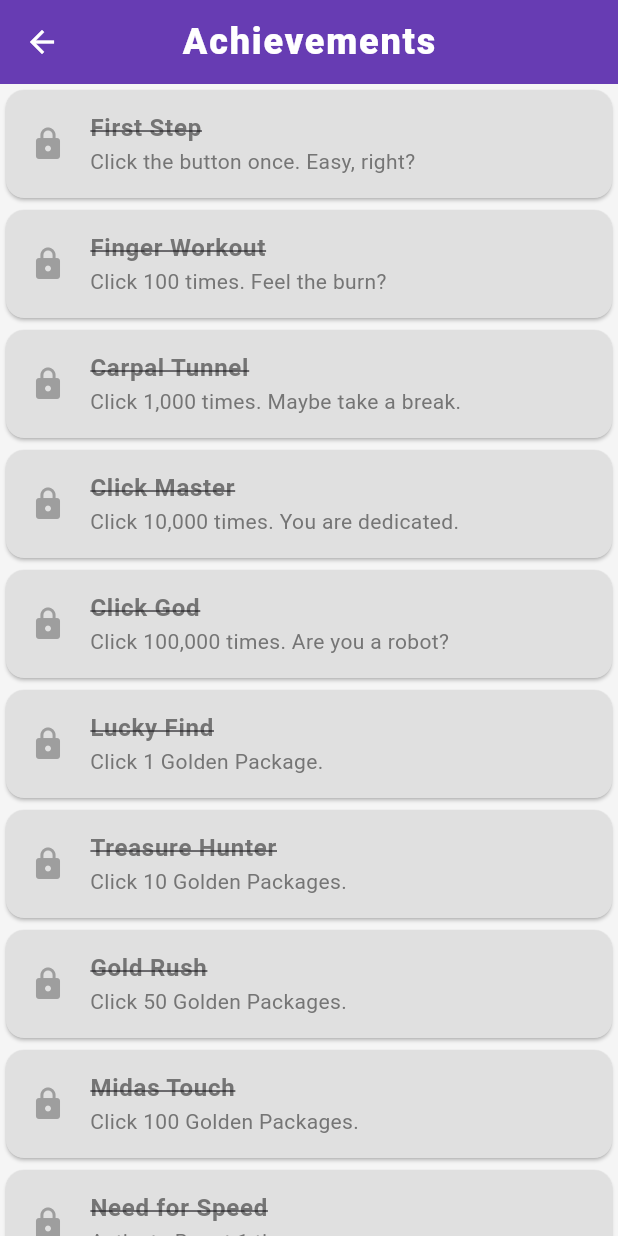
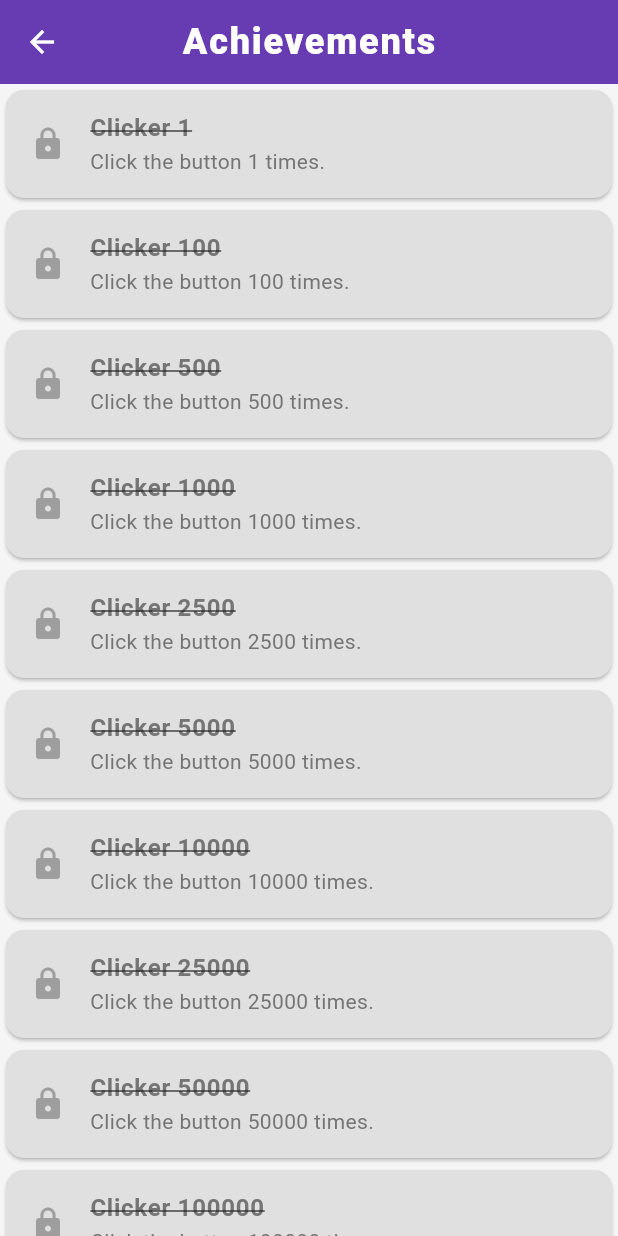
Before and after one commit to coins5/supercrazydeliveryinc, a Flutter app: the screen it shows after launch, item 2 of the bottom bar chosen, scrolled down 576 dp, after a tap on the "rocket launch" icon, after a tap on the "emoji events" icon, on a phone screen of 412 x 824 dp. Run offline on Flutter 3.47's test engine with Material 3 defaults, Android fonts, the phone set to English and light mode, and no system bars; our stand-ins replace shared_preferences.

Commit message:
Achievements

```diff
--- a/lib/data/default_achievements.dart
+++ b/lib/data/default_achievements.dart
@@ -1,303 +1,263 @@
 import '../models/achievement.dart';
 
 List<Achievement> getDefaultAchievements() {
-  return [
-    // Clicks
+  List<Achievement> achievements = [];
+
+  // 1. Clicks (10)
+  final clickMilestones = [
+    1,
+    100,
+    500,
+    1000,
+    2500,
+    5000,
+    10000,
+    25000,
+    50000,
+    100000,
+  ];
+  for (var threshold in clickMilestones) {
+    achievements.add(
+      Achievement(
+        id: 'clicks_$threshold',
+        name: 'Clicker $threshold',
+        description: 'Click the button $threshold times.',
+        type: AchievementType.clicks,
+        threshold: threshold.toDouble(),
+      ),
+    );
+  }
+
+  // 2. Golden Packages (5)
+  final gpMilestones = [1, 10, 25, 50, 100];
+  for (var threshold in gpMilestones) {
+    achievements.add(
+      Achievement(
+        id: 'golden_package_$threshold',
+        name: 'Treasure Hunter $threshold',
+        description: 'Click $threshold Golden Packages.',
+        type: AchievementType.goldenPackages,
+        threshold: threshold.toDouble(),
+      ),
+    );
+  }
+
+  // 3. Boosts (4)
+  final boostMilestones = [1, 10, 25, 50];
+  for (var threshold in boostMilestones) {
+    achievements.add(
+      Achievement(
+        id: 'boost_$threshold',
+        name: 'Speed Demon $threshold',
+        description: 'Activate Boost $threshold times.',
+        type: AchievementType.boosts,
+        threshold: threshold.toDouble(),
+      ),
+    );
+  }
+
+  // 4. Managers (5)
+  final managerMilestones = [1, 10, 25, 50, 100];
+  for (var threshold in managerMilestones) {
+    achievements.add(
+      Achievement(
+        id: 'manager_hired_$threshold',
+        name: 'HR Department $threshold',
+        description: 'Hire $threshold Managers.',
+        type: AchievementType.managersHired,
+        threshold: threshold.toDouble(),
+      ),
+    );
+  }
+
+  // 5. Upgrades (6)
+  final upgradeMilestones = [10, 50, 100, 250, 500, 1000];
+  for (var threshold in upgradeMilestones) {
+    achievements.add(
+      Achievement(
+        id: 'upgrades_$threshold',
+        name: 'Tech Enthusiast $threshold',
+        description: 'Buy $threshold Upgrades.',
+        type: AchievementType.upgrades,
+        threshold: threshold.toDouble(),
+      ),
+    );
+  }
+
+  // 6. Playtime (3)
+  achievements.add(
     Achievement(
-      id: 'first_click',
-      name: 'First Step',
-      description: 'Click the button once. Easy, right?',
-      type: AchievementType.clicks,
+      id: 'playtime_1h',
+      name: 'Getting Started',
+      description: 'Play for 1 hour.',
+      type: AchievementType.playTime,
+      threshold: 3600,
+    ),
+  );
+  achievements.add(
+    Achievement(
+      id: 'playtime_24h',
+      name: 'Dedicated',
+      description: 'Play for 24 hours.',
+      type: AchievementType.playTime,
+      threshold: 86400,
+    ),
+  );
+  achievements.add(
+    Achievement(
+      id: 'playtime_100h',
+      name: 'Addicted',
+      description: 'Play for 100 hours.',
+      type: AchievementType.playTime,
+      threshold: 360000,
+    ),
+  );
+
+  // 7. Evolutions (6)
+  final evolutionMilestones = [1, 5, 10, 25, 50, 100];
+  for (var threshold in evolutionMilestones) {
+    achievements.add(
+      Achievement(
+        id: 'evolution_$threshold',
+        name: 'Evolution Master $threshold',
+        description: 'Evolve units $threshold times.',
+        type: AchievementType.evolutions,
+        threshold: threshold.toDouble(),
+      ),
+    );
+  }
+
+  // 8. Completionist (3)
+  achievements.add(
+    Achievement(
+      id: 'all_units',
+      name: 'Gotta Catch \'Em All',
+      description: 'Unlock ALL Delivery Units.',
+      type: AchievementType.allUnitsUnlocked,
       threshold: 1,
     ),
+  );
+  achievements.add(
     Achievement(
-      id: 'finger_workout',
-      name: 'Finger Workout',
-      description: 'Click 100 times. Feel the burn?',
-      type: AchievementType.clicks,
-      threshold: 100,
-    ),
-    Achievement(
-      id: 'carpal_tunnel',
-      name: 'Carpal Tunnel',
-      description: 'Click 1,000 times. Maybe take a break.',
-      type: AchievementType.clicks,
-      threshold: 1000,
-    ),
-    Achievement(
-      id: 'click_master',
-      name: 'Click Master',
-      description: 'Click 10,000 times. You are dedicated.',
-      type: AchievementType.clicks,
-      threshold: 10000,
-    ),
-    Achievement(
-      id: 'click_god',
-      name: 'Click God',
-      description: 'Click 100,000 times. Are you a robot?',
-      type: AchievementType.clicks,
-      threshold: 100000,
-    ),
-
-    // Golden Packages
-    Achievement(
-      id: 'lucky_find',
-      name: 'Lucky Find',
-      description: 'Click 1 Golden Package.',
-      type: AchievementType.goldenPackages,
-      threshold: 1,
-    ),
-    Achievement(
-      id: 'treasure_hunter',
-      name: 'Treasure Hunter',
-      description: 'Click 10 Golden Packages.',
-      type: AchievementType.goldenPackages,
-      threshold: 10,
-    ),
-    Achievement(
-      id: 'gold_rush',
-      name: 'Gold Rush',
-      description: 'Click 50 Golden Packages.',
-      type: AchievementType.goldenPackages,
-      threshold: 50,
-    ),
-    Achievement(
-      id: 'midas_touch',
-      name: 'Midas Touch',
-      description: 'Click 100 Golden Packages.',
-      type: AchievementType.goldenPackages,
-      threshold: 100,
-    ),
-
-    // Boosts
-    Achievement(
-      id: 'need_for_speed',
-      name: 'Need for Speed',
-      description: 'Activate Boost 1 time.',
-      type: AchievementType.boosts,
-      threshold: 1,
-    ),
-    Achievement(
-      id: 'turbo_charged',
-      name: 'Turbo Charged',
-      description: 'Activate Boost 10 times.',
-      type: AchievementType.boosts,
-      threshold: 10,
-    ),
-    Achievement(
-      id: 'warp_speed',
-      name: 'Warp Speed',
-      description: 'Activate Boost 50 times.',
-      type: AchievementType.boosts,
-      threshold: 50,
-    ),
-
-    // Managers
-    Achievement(
-      id: 'hiring_manager',
-      name: 'Hiring Manager',
-      description: 'Hire 1 Manager.',
-      type: AchievementType.managersHired,
-      threshold: 1,
-    ),
-    Achievement(
-      id: 'middle_management',
-      name: 'Middle Management',
-      description: 'Hire 10 Managers.',
-      type: AchievementType.managersHired,
-      threshold: 10,
-    ),
-    Achievement(
-      id: 'executive_board',
-      name: 'Executive Board',
-      description: 'Hire 50 Managers.',
-      type: AchievementType.managersHired,
-      threshold: 50,
-    ),
-    Achievement(
-      id: 'corporate_overlord',
+      id: 'all_managers',
       name: 'Corporate Overlord',
       description: 'Hire ALL Managers.',
       type: AchievementType.allManagersHired,
-      threshold: 1, // Boolean check
+      threshold: 1,
     ),
+  );
+  achievements.add(
+    Achievement(
+      id: 'all_upgrades',
+      name: 'Maxed Out',
+      description: 'Buy ALL Upgrades.',
+      type: AchievementType.allUpgradesPurchased,
+      threshold: 1,
+    ),
+  );
 
-    // Units (Specific Milestones)
+  // 9. Money (21)
+  // Powers of 10 from 1e3 to 1e60 (every 3 orders of magnitude) + 1e100
+  for (int i = 3; i <= 60; i += 3) {
+    double val = double.parse('1e$i');
+    achievements.add(
+      Achievement(
+        id: 'money_1e$i',
+        name: 'Wealth 1e$i',
+        description: 'Earn \$1e$i.',
+        type: AchievementType.money,
+        threshold: val,
+      ),
+    );
+  }
+  achievements.add(
     Achievement(
-      id: 'grandma_army',
-      name: 'Grandma\'s Army',
-      description: 'Own 10 Grandmas on Skates.',
-      type: AchievementType.unitCount,
-      threshold: 10,
-      targetUnitId: 'grandma',
-    ),
-    Achievement(
-      id: 'pigeon_lord',
-      name: 'Pigeon Lord',
-      description: 'Own 50 Pigeon Flocks.',
-      type: AchievementType.unitCount,
-      threshold: 50,
-      targetUnitId: 'pigeon_flock',
-    ),
-    Achievement(
-      id: 'pizza_party',
-      name: 'Pizza Party',
-      description: 'Own 25 Rocket Pizzas.',
-      type: AchievementType.unitCount,
-      threshold: 25,
-      targetUnitId: 'rocket_pizza',
-    ),
-    Achievement(
-      id: 'teleport_tech',
-      name: 'Portal Master',
-      description: 'Own 10 Teleporter Stations.',
-      type: AchievementType.unitCount,
-      threshold: 10,
-      targetUnitId: 'teleporter_station',
-    ),
-    Achievement(
-      id: 'dragon_rider',
-      name: 'Dragon Rider',
-      description: 'Own 1 Dragon Express.',
-      type: AchievementType.unitCount,
-      threshold: 1,
-      targetUnitId: 'dragon_express',
-    ),
-    Achievement(
-      id: 'galactic_empire',
-      name: 'Galactic Empire',
-      description: 'Own 10 Starship Enterprises.',
-      type: AchievementType.unitCount,
-      threshold: 10,
-      targetUnitId: 'starship_enterprise',
-    ),
-    Achievement(
-      id: 'abstract_thought',
-      name: 'Abstract Thought',
-      description: 'Own 1 Concept of Delivery.',
-      type: AchievementType.unitCount,
-      threshold: 1,
-      targetUnitId: 'concept_of_delivery',
-    ),
-    Achievement(
-      id: 'divine_intervention',
-      name: 'Divine Intervention',
-      description: 'Own 1 God of Speed.',
-      type: AchievementType.unitCount,
-      threshold: 1,
-      targetUnitId: 'god_of_speed',
-    ),
-    Achievement(
-      id: 'the_end',
-      name: 'The End?',
-      description: 'Own 1 Super Crazy Delivery Inc.',
-      type: AchievementType.unitCount,
-      threshold: 1,
-      targetUnitId: 'super_crazy_delivery_inc.',
-    ),
-    Achievement(
-      id: 'gotta_catch_em_all',
-      name: 'Gotta Catch \'Em All',
-      description: 'Unlock ALL Delivery Units.',
-      type: AchievementType.allUnitsUnlocked,
-      threshold: 1, // Boolean check
-    ),
-
-    // Money Milestones (Exponential)
-    Achievement(
-      id: 'richie_rich',
-      name: 'Richie Rich',
-      description: 'Earn \$1,000,000.',
-      type: AchievementType.money,
-      threshold: 1e6,
-    ),
-    Achievement(
-      id: 'billionaire',
-      name: 'Billionaire',
-      description: 'Earn \$1,000,000,000.',
-      type: AchievementType.money,
-      threshold: 1e9,
-    ),
-    Achievement(
-      id: 'trillionaire',
-      name: 'Trillionaire',
-      description: 'Earn \$1,000,000,000,000.',
-      type: AchievementType.money,
-      threshold: 1e12,
-    ),
-    Achievement(
-      id: 'quadrillionaire',
-      name: 'Quadrillionaire',
-      description: 'Earn \$1e15.',
-      type: AchievementType.money,
-      threshold: 1e15,
-    ),
-    Achievement(
-      id: 'quintillionaire',
-      name: 'Quintillionaire',
-      description: 'Earn \$1e18.',
-      type: AchievementType.money,
-      threshold: 1e18,
-    ),
-    Achievement(
-      id: 'decillionaire',
-      name: 'Decillionaire',
-      description: 'Earn \$1e33.',
-      type: AchievementType.money,
-      threshold: 1e33,
-    ),
-    Achievement(
-      id: 'googol',
+      id: 'money_googol',
       name: 'Googol',
       description: 'Earn \$1e100.',
       type: AchievementType.money,
       threshold: 1e100,
     ),
+  );
 
-    // General Progress
-    Achievement(
-      id: 'upgrade_addict',
-      name: 'Upgrade Addict',
-      description: 'Buy 10 upgrades.',
-      type: AchievementType.upgrades,
-      threshold: 10,
-    ),
-    Achievement(
-      id: 'upgrade_maniac',
-      name: 'Upgrade Maniac',
-      description: 'Buy 100 upgrades.',
-      type: AchievementType.upgrades,
-      threshold: 100,
-    ),
-    Achievement(
-      id: 'upgrade_god',
-      name: 'Upgrade God',
-      description: 'Buy 500 upgrades.',
-      type: AchievementType.upgrades,
-      threshold: 500,
-    ),
-    Achievement(
-      id: 'maxed_out',
-      name: 'Maxed Out',
-      description: 'Buy ALL Upgrades.',
-      type: AchievementType.allUpgradesPurchased,
-      threshold: 1, // Boolean check
-    ),
+  // 10. Unit Collectors (60)
+  // We need the IDs of the first 60 units.
+  // I'll reconstruct the list here to ensure IDs match exactly what's in default_units.dart
+  final List<(String, String)> unitData = [
+    ('Grandma on Skates', 'grandma'),
+    ('Paper Boy', 'paper_boy'),
+    ('Rusty Drone', 'drone'),
+    ('Pigeon Flock', 'pigeon_flock'),
+    ('Skateboard Kid', 'skateboard_kid'),
+    ('Roller Derby Team', 'roller_derby_team'),
+    ('Unicycle Clown', 'unicycle_clown'),
+    ('Rickshaw Runner', 'rickshaw_runner'),
+    ('Shopping Cart Hero', 'shopping_cart_hero'),
+    ('Segway Tour', 'segway_tour'),
+    ('Moped Gang', 'moped_gang'),
+    ('Pizza Scooter', 'pizza_scooter'),
+    ('Golf Cart', 'golf_cart'),
+    ('Mail Truck', 'mail_truck'),
+    ('Ice Cream Van', 'ice_cream_van'),
+    ('Rocket Pizza', 'rocket_pizza'),
+    ('Monster Truck', 'monster_truck'),
+    ('Formula 1 Car', 'formula_1_car'),
+    ('Bullet Train', 'bullet_train'),
+    ('Cargo Plane', 'cargo_plane'),
+    ('Delivery Drone Swarm', 'delivery_drone_swarm'),
+    ('Robot Courier', 'robot_courier'),
+    ('Hoverboarder', 'hoverboarder'),
+    ('Jetpack Joyrider', 'jetpack_joyrider'),
+    ('Hyperloop Pod', 'hyperloop_pod'),
+    ('Package Catapult', 'package_catapult'),
+    ('Delivery Cannon', 'delivery_cannon'),
+    ('Railgun Launcher', 'railgun_launcher'),
+    ('Orbital Drop Pod', 'orbital_drop_pod'),
+    ('Teleporting Dog', 'teleporting_dog'),
+    ('Cybernetic Runner', 'cybernetic_runner'),
+    ('Anti-Gravity Van', 'anti-gravity_van'),
+    ('UFO', 'ufo'),
+    ('Alien Mothership', 'alien_mothership'),
+    ('Portal Gun', 'portal_gun'),
+    ('Teleporter Station', 'teleporter_station'),
+    ('Matter Replicator', 'matter_replicator'),
+    ('Nanobot Cloud', 'nanobot_cloud'),
+    ('Time Traveler', 'time_traveler'),
+    ('TARDIS', 'tardis'),
+    ('Running Wizard', 'running_wizard'),
+    ('Magic Carpet', 'magic_carpet'),
+    ('Broomstick Rider', 'broomstick_rider'),
+    ('Griffin Rider', 'griffin_rider'),
+    ('Dragon Express', 'dragon_express'),
+    ('Phoenix', 'phoenix'),
+    ('Pegasus', 'pegasus'),
+    ('Giant Eagle', 'giant_eagle'),
+    ('Telepathic Monk', 'telepathic_monk'),
+    ('Genie', 'genie'),
+    ('Moon Lander', 'moon_lander'),
+    ('Mars Rover', 'mars_rover'),
+    ('Solar Sailer', 'solar_sailer'),
+    ('Asteroid Miner', 'asteroid_miner'),
+    ('Comet Surfer', 'comet_surfer'),
+    ('Starship Enterprise', 'starship_enterprise'),
+    ('Dyson Sphere', 'dyson_sphere'),
+    ('Black Hole Courier', 'black_hole_courier'),
+    ('Wormhole Express', 'wormhole_express'),
+    ('Quasar Beam', 'quasar_beam'),
+  ];
 
-    // Playtime
-    Achievement(
-      id: 'addicted',
-      name: 'Addicted',
-      description: 'Play for 1 hour.',
-      type: AchievementType.playTime,
-      threshold: 3600,
-    ),
-    Achievement(
-      id: 'dedicated',
-      name: 'Dedicated',
-      description: 'Play for 24 hours.',
-      type: AchievementType.playTime,
-      threshold: 86400,
-    ),
-  ];
+  for (var data in unitData) {
+    achievements.add(
+      Achievement(
+        id: 'own_${data.$2}',
+        name: 'Owner: ${data.$1}',
+        description: 'Own 1 ${data.$1}.',
+        type: AchievementType.unitCount,
+        threshold: 1,
+        targetUnitId: data.$2,
+      ),
+    );
+  }
+
+  return achievements;
 }
```
